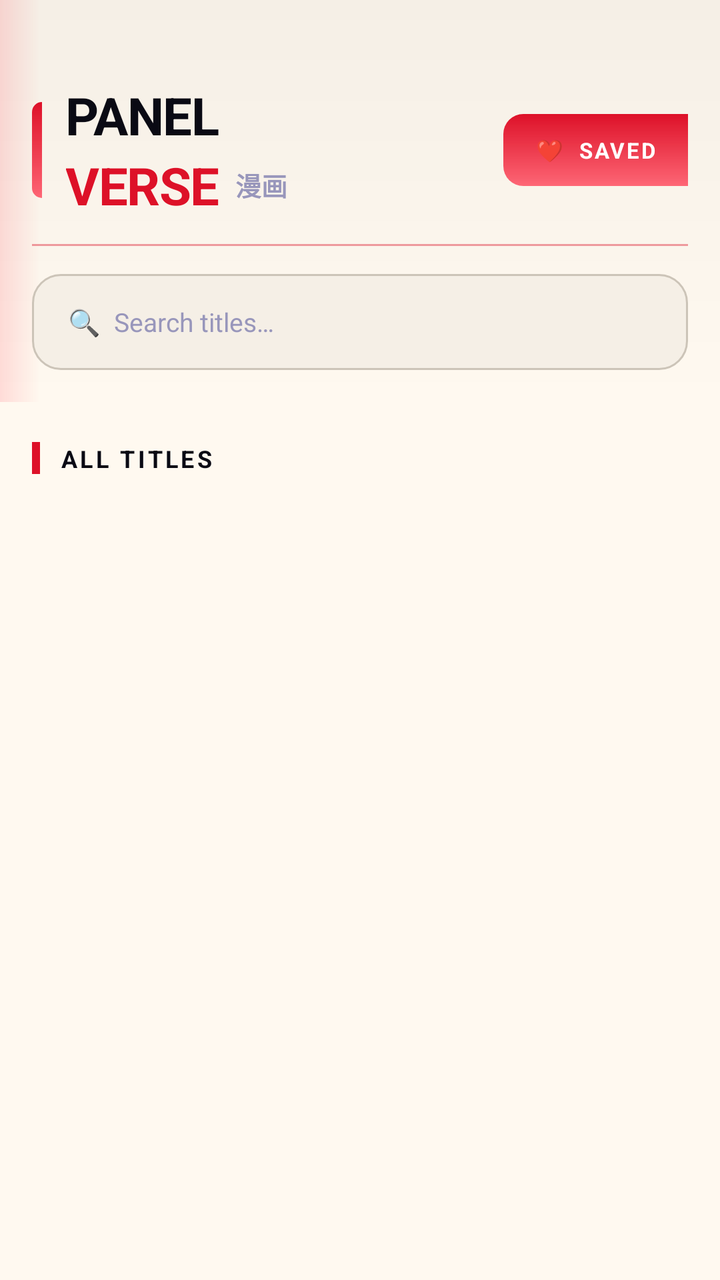
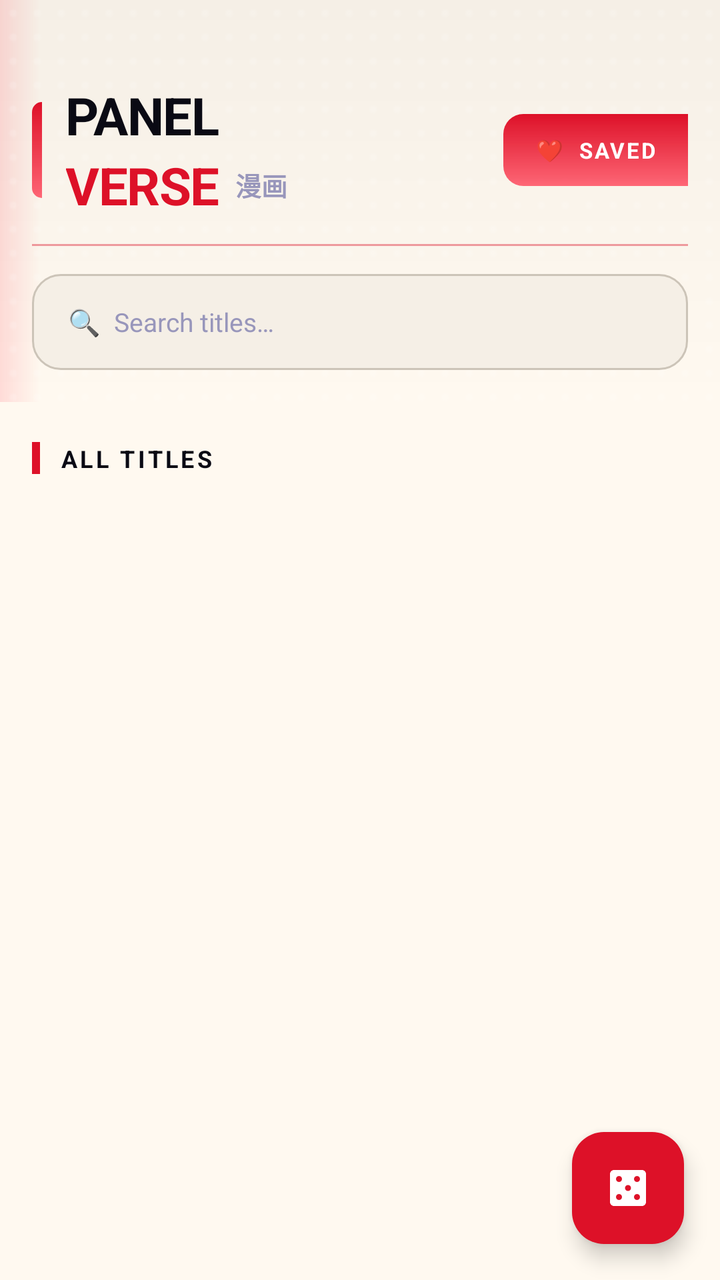

Compare the two renders of this Android layout. The source of the first and the diff that turns it into the second are given below.
<!-- AndroidManifest.xml: application theme Theme.Testing -->
<!-- res/layout/fragment_home.xml -->
<?xml version="1.0" encoding="utf-8"?>
<LinearLayout xmlns:android="http://schemas.android.com/apk/res/android"
    xmlns:app="http://schemas.android.com/apk/res-auto"
    xmlns:tools="http://schemas.android.com/tools"
    android:layout_width="match_parent"
    android:layout_height="match_parent"
    android:orientation="vertical"
    android:background="@color/bg_dark"
    tools:context=".HomeFragment">

    
    <LinearLayout
        android:layout_width="match_parent"
        android:layout_height="wrap_content"
        android:orientation="vertical"
        android:background="@drawable/bg_gradient_header"
        android:paddingTop="40dp"
        android:paddingBottom="16dp"
        android:paddingStart="16dp"
        android:paddingEnd="16dp">

        
        <LinearLayout
            android:layout_width="match_parent"
            android:layout_height="wrap_content"
            android:orientation="horizontal"
            android:gravity="center_vertical">

            
            <LinearLayout
                android:layout_width="0dp"
                android:layout_height="wrap_content"
                android:layout_weight="1"
                android:orientation="horizontal"
                android:gravity="center_vertical">

                
                <View
                    android:layout_width="5dp"
                    android:layout_height="48dp"
                    android:layout_marginEnd="12dp"
                    android:background="@drawable/bg_ink_bar"/>

                
                <LinearLayout
                    android:layout_width="wrap_content"
                    android:layout_height="wrap_content"
                    android:orientation="vertical">

                    <TextView
                        android:layout_width="wrap_content"
                        android:layout_height="wrap_content"
                        android:text="PANEL"
                        android:textColor="@color/text_primary"
                        android:textSize="26sp"
                        android:textStyle="bold"
                        android:letterSpacing="-0.02"
                        android:lineSpacingMultiplier="0.9"/>

                    <LinearLayout
                        android:layout_width="wrap_content"
                        android:layout_height="wrap_content"
                        android:orientation="horizontal"
                        android:gravity="center_vertical">

                        <TextView
                            android:layout_width="wrap_content"
                            android:layout_height="wrap_content"
                            android:text="VERSE"
                            android:textColor="@color/accent_ink"
                            android:textSize="26sp"
                            android:textStyle="bold"
                            android:letterSpacing="-0.02"
                            android:lineSpacingMultiplier="0.9"/>

                        <TextView
                            android:layout_width="wrap_content"
                            android:layout_height="wrap_content"
                            android:layout_marginStart="8dp"
                            android:text="漫画"
                            android:textColor="@color/text_muted"
                            android:textSize="13sp"
                            android:textStyle="bold"/>
                    </LinearLayout>
                </LinearLayout>
            </LinearLayout>

            
            <TextView
                android:id="@+id/btnViewFavorites"
                android:layout_width="wrap_content"
                android:layout_height="36dp"
                android:text="❤  SAVED"
                android:textColor="@color/white"
                android:textSize="11sp"
                android:textStyle="bold"
                android:letterSpacing="0.08"
                android:paddingStart="16dp"
                android:paddingEnd="16dp"
                android:gravity="center"
                android:background="@drawable/bg_ink_bar"
                android:clickable="true"
                android:focusable="true"/>
        </LinearLayout>

        
        <View
            android:layout_width="match_parent"
            android:layout_height="1dp"
            android:layout_marginTop="12dp"
            android:layout_marginBottom="14dp"
            android:background="@color/accent_ink"
            android:alpha="0.4"/>

        
        <EditText
            android:id="@+id/mangaSearchEditText"
            android:layout_width="match_parent"
            android:layout_height="48dp"
            android:background="@drawable/bg_input_field"
            android:hint="🔍  Search titles…"
            android:textColorHint="@color/text_muted"
            android:textColor="@color/text_primary"
            android:textSize="13sp"
            android:paddingStart="18dp"
            android:paddingEnd="18dp"
            android:inputType="text"
            android:imeOptions="actionSearch"
            android:maxLines="1"
            android:singleLine="true"/>

    </LinearLayout>

    
    <HorizontalScrollView
        android:layout_width="match_parent"
        android:layout_height="wrap_content"
        android:scrollbars="none"
        android:background="@color/bg_dark"
        android:paddingTop="12dp"
        android:paddingBottom="8dp"
        android:fadingEdgeLength="20dp"
        android:requiresFadingEdge="horizontal">

        <LinearLayout
            android:id="@+id/categoryChipGroup"
            android:layout_width="wrap_content"
            android:layout_height="wrap_content"
            android:orientation="horizontal"
            android:paddingStart="16dp"
            android:paddingEnd="16dp"
            android:gravity="center_vertical"/>

    </HorizontalScrollView>

    
    <LinearLayout
        android:layout_width="match_parent"
        android:layout_height="wrap_content"
        android:orientation="horizontal"
        android:gravity="center_vertical"
        android:paddingStart="16dp"
        android:paddingEnd="16dp"
        android:paddingBottom="6dp">

        
        <View
            android:layout_width="4dp"
            android:layout_height="16dp"
            android:background="@color/accent_ink"/>

        <TextView
            android:layout_width="0dp"
            android:layout_height="wrap_content"
            android:layout_weight="1"
            android:layout_marginStart="10dp"
            android:text="ALL TITLES"
            android:textColor="@color/text_primary"
            android:textSize="12sp"
            android:textStyle="bold"
            android:letterSpacing="0.12"/>

    </LinearLayout>

    
    <androidx.recyclerview.widget.RecyclerView
        android:id="@+id/mangaRecyclerView"
        android:layout_width="match_parent"
        android:layout_height="0dp"
        android:layout_weight="1"
        android:paddingBottom="90dp"
        android:clipToPadding="false"
        tools:listitem="@layout/item_manga_card"/>

</LinearLayout>
<!-- res/layout/item_manga_card.xml (included above) -->
<?xml version="1.0" encoding="utf-8"?>

<FrameLayout
    xmlns:android="http://schemas.android.com/apk/res/android"
    xmlns:app="http://schemas.android.com/apk/res-auto"
    android:layout_width="match_parent"
    android:layout_height="wrap_content"
    android:layout_marginStart="14dp"
    android:layout_marginEnd="14dp"
    android:layout_marginTop="7dp"
    android:layout_marginBottom="7dp">

    
    <androidx.cardview.widget.CardView
        android:layout_width="match_parent"
        android:layout_height="wrap_content"
        app:cardBackgroundColor="@color/bg_card"
        app:cardCornerRadius="8dp"
        app:cardElevation="8dp"
        app:strokeColor="@color/card_border"
        app:strokeWidth="1dp">

        
        <LinearLayout
            android:id="@+id/cardClickArea"
            android:layout_width="match_parent"
            android:layout_height="wrap_content"
            android:orientation="horizontal"
            android:clickable="true"
            android:focusable="true"
            android:background="?attr/selectableItemBackground"
            android:minHeight="120dp">

            
            <View
                android:layout_width="5dp"
                android:layout_height="match_parent"
                android:background="@drawable/bg_ink_bar"/>

            
            <androidx.cardview.widget.CardView
                android:layout_width="82dp"
                android:layout_height="116dp"
                android:layout_margin="12dp"
                app:cardCornerRadius="4dp"
                app:cardElevation="6dp"
                app:strokeColor="@color/panel_border"
                app:strokeWidth="1dp">

                <ImageView
                    android:id="@+id/mangaCover"
                    android:layout_width="match_parent"
                    android:layout_height="match_parent"
                    android:scaleType="centerCrop"
                    android:contentDescription="Manga cover"/>
            </androidx.cardview.widget.CardView>

            
            <LinearLayout
                android:layout_width="0dp"
                android:layout_height="match_parent"
                android:layout_weight="1"
                android:orientation="vertical"
                android:paddingTop="14dp"
                android:paddingBottom="10dp"
                android:paddingEnd="8dp"
                android:gravity="top">

                
                <TextView
                    android:id="@+id/mangaTitle"
                    android:layout_width="match_parent"
                    android:layout_height="wrap_content"
                    android:textColor="@color/text_primary"
                    android:textSize="14sp"
                    android:textStyle="bold"
                    android:maxLines="2"
                    android:ellipsize="end"
                    android:letterSpacing="0.01"
                    android:lineSpacingMultiplier="1.2"/>

                
                <View
                    android:layout_width="28dp"
                    android:layout_height="2dp"
                    android:layout_marginTop="8dp"
                    android:layout_marginBottom="8dp"
                    android:background="@color/accent_ink"/>

                
                <TextView
                    android:id="@+id/mangaCategory"
                    android:layout_width="wrap_content"
                    android:layout_height="wrap_content"
                    android:paddingStart="10dp"
                    android:paddingEnd="10dp"
                    android:paddingTop="3dp"
                    android:paddingBottom="3dp"
                    android:textColor="@color/white"
                    android:textSize="9sp"
                    android:textStyle="bold"
                    android:letterSpacing="0.10"
                    android:background="@drawable/bg_tag_manga"/>

                
                <View
                    android:layout_width="0dp"
                    android:layout_height="0dp"
                    android:layout_weight="1"/>

                
                <TextView
                    android:id="@+id/mangaFavorite"
                    android:layout_width="40dp"
                    android:layout_height="40dp"
                    android:text="&#x1F90D;"
                    android:textSize="20sp"
                    android:gravity="center"
                    android:clickable="true"
                    android:focusable="true"
                    android:background="?attr/selectableItemBackgroundBorderless"/>
            </LinearLayout>
        </LinearLayout>
    </androidx.cardview.widget.CardView>

</FrameLayout>
<!-- resources referenced by this layout -->
<resources>
  <color name="accent_ink">#FFDD1128</color>
  <color name="bg_card">#FFFFFFFF</color>
  <color name="bg_dark">#FFFFF9F0</color>
  <color name="card_border">#FFCCC4B8</color>
  <color name="panel_border">#FF998C80</color>
  <color name="text_muted">#FF9896BB</color>
  <color name="text_primary">#FF0A0A14</color>
  <color name="white">#FFFFFFFF</color>
  <!-- drawable bg_gradient_header (drawable) -->
  <?xml version="1.0" encoding="utf-8"?>
  
  <layer-list xmlns:android="http://schemas.android.com/apk/res/android">
      <item>
          <shape android:shape="rectangle">
              <gradient
                  android:startColor="@color/bg_section"
                  android:endColor="@color/bg_dark"
                  android:angle="270"/>
          </shape>
      </item>
      
      <item android:right="340dp">
          <shape android:shape="rectangle">
              <gradient
                  android:startColor="#22FF1F3A"
                  android:endColor="#00FF1F3A"
                  android:angle="0"/>
          </shape>
      </item>
  </layer-list>
  <style name="Theme.Testing" parent="Base.Theme.Testing" />
  <color name="bg_section">#FFF5EFE6</color>
  <color name="accent_purple">#FF6B3FEF</color>
  <color name="bottom_nav_bg">#FFFFF9F0</color>
  <!-- unchanged entries left out for length: 4 -->
</resources>

<!-- the commit's change to res/layout/fragment_home.xml (unified diff, before → after) -->
@@ -19,14 +19,12 @@
         android:paddingStart="16dp"
         android:paddingEnd="16dp">
 
-        
         <LinearLayout
             android:layout_width="match_parent"
             android:layout_height="wrap_content"
             android:orientation="horizontal"
             android:gravity="center_vertical">
 
-            
             <LinearLayout
                 android:layout_width="0dp"
                 android:layout_height="wrap_content"
@@ -34,14 +32,12 @@
                 android:orientation="horizontal"
                 android:gravity="center_vertical">
 
-                
                 <View
                     android:layout_width="5dp"
                     android:layout_height="48dp"
                     android:layout_marginEnd="12dp"
                     android:background="@drawable/bg_ink_bar"/>
 
-                
                 <LinearLayout
                     android:layout_width="wrap_content"
                     android:layout_height="wrap_content"
@@ -85,7 +81,6 @@
                 </LinearLayout>
             </LinearLayout>
 
-            
             <TextView
                 android:id="@+id/btnViewFavorites"
                 android:layout_width="wrap_content"
@@ -103,7 +98,6 @@
                 android:focusable="true"/>
         </LinearLayout>
 
-        
         <View
             android:layout_width="match_parent"
             android:layout_height="1dp"
@@ -112,7 +106,6 @@
             android:background="@color/accent_ink"
             android:alpha="0.4"/>
 
-        
         <EditText
             android:id="@+id/mangaSearchEditText"
             android:layout_width="match_parent"
@@ -163,13 +156,13 @@
         android:paddingEnd="16dp"
         android:paddingBottom="6dp">
 
-        
         <View
             android:layout_width="4dp"
             android:layout_height="16dp"
             android:background="@color/accent_ink"/>
 
         <TextView
+            android:id="@+id/sectionTitle"
             android:layout_width="0dp"
             android:layout_height="wrap_content"
             android:layout_weight="1"
@@ -183,14 +176,88 @@
     </LinearLayout>
 
     
-    <androidx.recyclerview.widget.RecyclerView
-        android:id="@+id/mangaRecyclerView"
+    <FrameLayout
         android:layout_width="match_parent"
         android:layout_height="0dp"
-        android:layout_weight="1"
-        android:paddingBottom="90dp"
-        android:clipToPadding="false"
-        tools:listitem="@layout/item_manga_card"/>
+        android:layout_weight="1">
+
+        <androidx.recyclerview.widget.RecyclerView
+            android:id="@+id/mangaRecyclerView"
+            android:layout_width="match_parent"
+            android:layout_height="match_parent"
+            android:paddingBottom="90dp"
+            android:clipToPadding="false"
+            tools:listitem="@layout/item_manga_card"/>
+
+        
+        <LinearLayout
+            android:id="@+id/emptyStateView"
+            android:layout_width="wrap_content"
+            android:layout_height="wrap_content"
+            android:layout_gravity="center"
+            android:orientation="vertical"
+            android:gravity="center"
+            android:background="@drawable/bg_speech_bubble"
+            android:paddingStart="26dp"
+            android:paddingEnd="26dp"
+            android:paddingTop="20dp"
+            android:paddingBottom="30dp"
+            android:visibility="gone">
+
+            <TextView
+                android:layout_width="wrap_content"
+                android:layout_height="wrap_content"
+                android:text="😵"
+                android:textSize="38sp"/>
+
+            <TextView
+                android:layout_width="wrap_content"
+                android:layout_height="wrap_content"
+                android:layout_marginTop="8dp"
+                android:text="No titles found!"
+                android:textColor="@color/text_primary"
+                android:textSize="16sp"
+                android:textStyle="bold"/>
+
+            <TextView
+                android:layout_width="wrap_content"
+                android:layout_height="wrap_content"
+                android:layout_marginTop="4dp"
+                android:text="Try another search or category."
+                android:textColor="@color/text_secondary"
+                android:textSize="12sp"/>
+        </LinearLayout>
+
+        
+        <com.google.android.material.floatingactionbutton.FloatingActionButton
+            android:id="@+id/fabRandom"
+            android:layout_width="wrap_content"
+            android:layout_height="wrap_content"
+            android:layout_gravity="bottom|end"
+            android:layout_marginEnd="18dp"
+            android:layout_marginBottom="18dp"
+            android:contentDescription="Surprise me"
+            app:srcCompat="@drawable/ic_dice"
+            app:backgroundTint="@color/accent_ink"
+            app:tint="@color/white"
+            app:fabSize="normal"/>
+
+        
+        <com.google.android.material.floatingactionbutton.FloatingActionButton
+            android:id="@+id/fabBackToTop"
+            android:layout_width="wrap_content"
+            android:layout_height="wrap_content"
+            android:layout_gravity="bottom|end"
+            android:layout_marginEnd="26dp"
+            android:layout_marginBottom="92dp"
+            android:visibility="gone"
+            android:contentDescription="Back to top"
+            app:srcCompat="@drawable/ic_arrow_up"
+            app:backgroundTint="@color/bg_elevated"
+            app:tint="@color/text_primary"
+            app:fabSize="mini"/>
+
+    </FrameLayout>
 
 </LinearLayout>
 <!-- res/layout/item_manga_card.xml (included above) -->
@@ -229,6 +296,7 @@
 
             
             <View
+                android:id="@+id/spineAccent"
                 android:layout_width="5dp"
                 android:layout_height="match_parent"
                 android:background="@drawable/bg_ink_bar"/>
<!-- resource entries referenced after the edit -->
@@ -3,21 +3,22 @@
   <color name="accent_ink">#FFDD1128</color>
   <color name="bg_card">#FFFFFFFF</color>
   <color name="bg_dark">#FFFFF9F0</color>
+  <color name="bg_elevated">#FFEDE6DA</color>
   <color name="card_border">#FFCCC4B8</color>
   <color name="panel_border">#FF998C80</color>
   <color name="text_muted">#FF9896BB</color>
   <color name="text_primary">#FF0A0A14</color>
+  <color name="text_secondary">#FF4A4868</color>
   <color name="white">#FFFFFFFF</color>
   <!-- drawable bg_gradient_header (drawable) -->
   <?xml version="1.0" encoding="utf-8"?>
-  
   <layer-list xmlns:android="http://schemas.android.com/apk/res/android">
       <item>
           <shape android:shape="rectangle">
               <gradient
                   android:startColor="@color/bg_section"
                   android:endColor="@color/bg_dark"
-                  android:angle="270"/>
+                  android:angle="270" />
           </shape>
       </item>
       
@@ -26,12 +27,67 @@
               <gradient
                   android:startColor="#22FF1F3A"
                   android:endColor="#00FF1F3A"
-                  android:angle="0"/>
+                  android:angle="0" />
           </shape>
       </item>
+      
+      <item android:alpha="0.5" android:drawable="@drawable/bg_halftone" />
   </layer-list>
+  <!-- drawable bg_speech_bubble (drawable) -->
+  <?xml version="1.0" encoding="utf-8"?>
+  <layer-list xmlns:android="http://schemas.android.com/apk/res/android">
+      <item android:bottom="12dp">
+          <shape android:shape="rectangle">
+              <solid android:color="@color/bg_card" />
+              <corners android:radius="18dp" />
+              <stroke android:width="1.5dp" android:color="@color/accent_ink" />
+          </shape>
+      </item>
+      <item
+          android:gravity="bottom|left"
+          android:left="28dp"
+          android:bottom="4dp"
+          android:width="16dp"
+          android:height="16dp">
+          <rotate
+              android:fromDegrees="45"
+              android:pivotX="50%"
+              android:pivotY="50%">
+              <shape android:shape="rectangle">
+                  <solid android:color="@color/bg_card" />
+              </shape>
+          </rotate>
+      </item>
+  </layer-list>
+  <!-- drawable ic_arrow_up (drawable) -->
+  <vector xmlns:android="http://schemas.android.com/apk/res/android"
+      android:width="24dp"
+      android:height="24dp"
+      android:viewportWidth="24"
+      android:viewportHeight="24">
+      <path
+          android:fillColor="#FFFFFFFF"
+          android:pathData="M4,12l1.41,1.41L11,7.83V20h2V7.83l5.58,5.59L20,12l-8,-8 -8,8z" />
+  </vector>
+  <!-- drawable ic_dice (drawable) -->
+  <vector xmlns:android="http://schemas.android.com/apk/res/android"
+      android:width="24dp"
+      android:height="24dp"
+      android:viewportWidth="24"
+      android:viewportHeight="24">
+      <path
+          android:fillColor="#FFFFFFFF"
+          android:pathData="M19,3H5c-1.1,0 -2,0.9 -2,2v14c0,1.1 0.9,2 2,2h14c1.1,0 2,-0.9 2,-2V5c0,-1.1 -0.9,-2 -2,-2zM7.5,18c-0.83,0 -1.5,-0.67 -1.5,-1.5S6.67,15 7.5,15 9,15.67 9,16.5 8.33,18 7.5,18zM7.5,9C6.67,9 6,8.33 6,7.5S6.67,6 7.5,6 9,6.67 9,7.5 8.33,9 7.5,9zM12,13.5c-0.83,0 -1.5,-0.67 -1.5,-1.5s0.67,-1.5 1.5,-1.5 1.5,0.67 1.5,1.5 -0.67,1.5 -1.5,1.5zM16.5,18c-0.83,0 -1.5,-0.67 -1.5,-1.5s0.67,-1.5 1.5,-1.5 1.5,0.67 1.5,1.5 -0.67,1.5 -1.5,1.5zM16.5,9c-0.83,0 -1.5,-0.67 -1.5,-1.5S15.67,6 16.5,6 18,6.67 18,7.5 17.33,9 16.5,9z" />
+  </vector>
   <style name="Theme.Testing" parent="Base.Theme.Testing" />
   <color name="bg_section">#FFF5EFE6</color>
+  <!-- drawable bg_halftone (drawable) -->
+  <?xml version="1.0" encoding="utf-8"?>
+  <bitmap xmlns:android="http://schemas.android.com/apk/res/android"
+      android:src="@drawable/halftone_dot"
+      android:tileMode="repeat"
+      android:gravity="top|left" />
+  <!-- drawable halftone_dot: png bitmap (drawable, 188 bytes) -->
   <color name="accent_purple">#FF6B3FEF</color>
   <color name="bottom_nav_bg">#FFFFF9F0</color>
   <!-- unchanged entries left out for length: 4 -->
